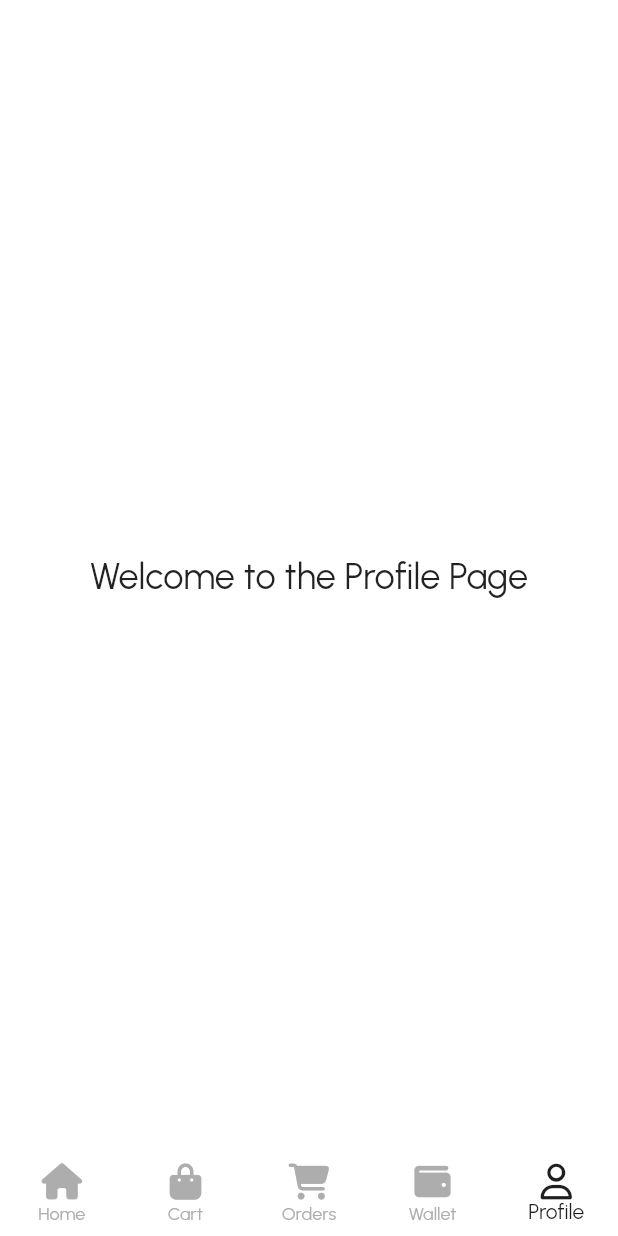
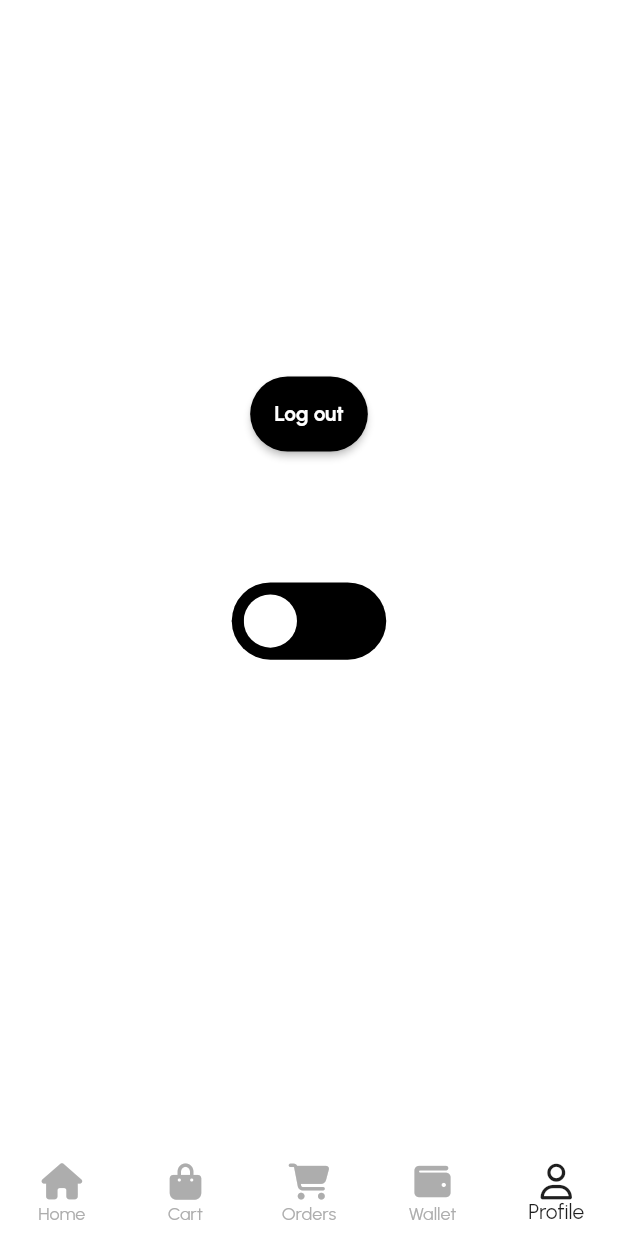
Before and after one commit to hoajb/flutter-ecommerce-furniture, a Flutter app: the screen it shows after launch, swiped to page 5, on a phone screen of 412 x 824 dp. Run offline on Flutter 3.47's test engine with Material 2 defaults, Android fonts, the phone set to English and light mode, and no system bars; our stand-ins replace font_awesome_flutter, shared_preferences, syncfusion_flutter_sliders; project files that could hold a hidden picture were left out.

Commit message:
profile page - logout

```diff
--- a/lib/features/authentication/presentation/login_page.dart
+++ b/lib/features/authentication/presentation/login_page.dart
@@ -88,7 +88,11 @@ class _LoginPageState extends State<LoginPage> {
             ActionButton(
               matchParentWidth: true,
               onPressed: () {
-                Navigator.pushNamed(context, AppRoutes.main);
+                Navigator.pushNamedAndRemoveUntil(
+                  context,
+                  AppRoutes.main,
+                  (Route<dynamic> route) => false,
+                );
               },
               text: 'Sign In',
             ),
--- a/lib/features/authentication/presentation/register_page.dart
+++ b/lib/features/authentication/presentation/register_page.dart
@@ -58,7 +58,11 @@ class RegisterPage extends StatelessWidget {
             const SizedBox(height: 20),
             ActionButton(
               onPressed: () {
-                Navigator.pushNamed(context, AppRoutes.main);
+                Navigator.pushNamedAndRemoveUntil(
+                  context,
+                  AppRoutes.main,
+                      (Route<dynamic> route) => false,
+                );
               },
               matchParentWidth: true,
               text: 'Sign Up',
--- a/lib/features/main/presentation/pages/main_page.dart
+++ b/lib/features/main/presentation/pages/main_page.dart
@@ -4,6 +4,7 @@ import 'package:font_awesome_flutter/font_awesome_flutter.dart';
 
 import '../../../../config/theme/styles.dart';
 import '../../../home/presentation/home_page.dart';
+import '../../../profile/presentation/profile_page.dart';
 import 'example_page.dart';
 
 class MainPage extends StatefulWidget {
@@ -44,7 +45,7 @@ class _MainPageState extends State<MainPage> {
             ExamplePage(titlePage: 'Cart', isNested: true),
             ExamplePage(titlePage: 'Orders', isNested: true),
             ExamplePage(titlePage: 'Wallet', isNested: true),
-            ExamplePage(titlePage: 'Profile', isNested: true),
+            ProfilePage(),
           ],
         ),
       ),
--- /dev/null
+++ b/lib/features/profile/presentation/profile_page.dart
@@ -0,0 +1,31 @@
+import 'package:flutter/material.dart';
+import 'package:flutter_ecommerce_furniture/config/routes/routes.dart';
+import 'package:flutter_ecommerce_furniture/core/wigets/action_button.dart';
+
+import '../../../config/theme/theme_toggle_button.dart';
+
+class ProfilePage extends StatelessWidget {
+  const ProfilePage({super.key});
+
+  @override
+  Widget build(BuildContext context) {
+    return Column(
+      mainAxisAlignment: MainAxisAlignment.center,
+      children: [
+        ActionButton(
+            text: "Log out",
+            onPressed: () {
+              Navigator.pushNamedAndRemoveUntil(
+                context,
+                AppRoutes.onboarding,
+                    (Route<dynamic> route) => false,
+              );
+            }),
+        const SizedBox(
+          height: 10,
+        ),
+        const ModeToggleButton()
+      ],
+    );
+  }
+}
```
